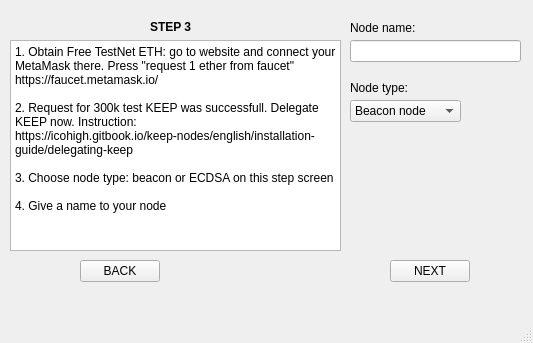
This is ui/Step_3.ui in sk123sk/Keep_nodes as Qt 5 draws it before an edit. The edited form follows.
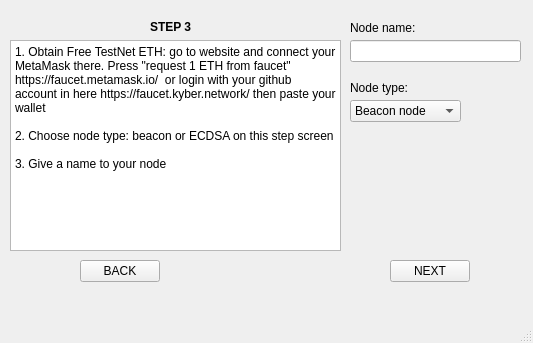
This is the edited form. Icons and pictures are not drawn.

Patch:
```diff
--- a/ui/Step_3.ui
+++ b/ui/Step_3.ui
@@ -131,15 +131,12 @@
      <bool>true</bool>
     </property>
     <property name="plainText">
-     <string>1. Obtain Free TestNet ETH: go to website and connect your MetaMask there. Press &quot;request 1 ether from faucet&quot;
-https://faucet.metamask.io/
+     <string>1. Obtain Free TestNet ETH: go to website and connect your MetaMask there. Press &quot;request 1 ETH from faucet&quot;
+https://faucet.metamask.io/  or login with your github account in here https://faucet.kyber.network/ then paste your wallet
 
-2. Request for 300k test KEEP was successfull. Delegate KEEP now. Instruction:
-https://icohigh.gitbook.io/keep-nodes/english/installation-guide/delegating-keep
+2. Choose node type: beacon or ECDSA on this step screen
 
-3. Choose node type: beacon or ECDSA on this step screen
-
-4. Give a name to your node</string>
+3. Give a name to your node</string>
     </property>
    </widget>
    <widget class="QLabel" name="label_2">
```
